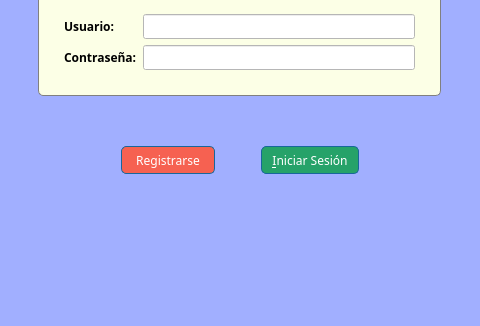
First picture: the form in iniciodesesion.ui, repository JuanFraDev/ProyectoFinal_POO, before the edit; both pictures show x 183 to 663 and y 243 to 569 of the 845 by 569 pixel window.
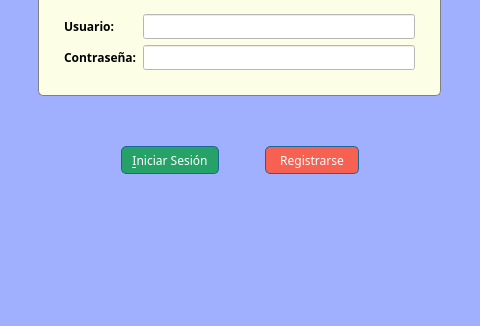
Second picture: the form after the edit.

Patch:
```diff
--- a/iniciodesesion.ui
+++ b/iniciodesesion.ui
@@ -311,10 +311,10 @@
       </spacer>
      </item>
      <item>
-      <widget class="QPushButton" name="btn_regis">
+      <widget class="QPushButton" name="btn_ini">
        <property name="minimumSize">
         <size>
-         <width>94</width>
+         <width>98</width>
          <height>28</height>
         </size>
        </property>
@@ -326,11 +326,11 @@
        <property name="styleSheet">
         <string notr="true">border: 1px solid rgb(24, 103, 155);
 border-radius: 5px;
-background-color: rgb(246, 97, 81);
+background-color: rgb(38, 162, 105);
 color: white;</string>
        </property>
        <property name="text">
-        <string>Registrarse</string>
+        <string notr="true">&amp;Iniciar Sesión</string>
        </property>
       </widget>
      </item>
@@ -351,10 +351,10 @@
       </spacer>
      </item>
      <item>
-      <widget class="QPushButton" name="btn_ini">
+      <widget class="QPushButton" name="btn_regis">
        <property name="minimumSize">
         <size>
-         <width>98</width>
+         <width>94</width>
          <height>28</height>
         </size>
        </property>
@@ -366,11 +366,11 @@
        <property name="styleSheet">
         <string notr="true">border: 1px solid rgb(24, 103, 155);
 border-radius: 5px;
-background-color: rgb(38, 162, 105);
+background-color: rgb(246, 97, 81);
 color: white;</string>
        </property>
        <property name="text">
-        <string notr="true">&amp;Iniciar Sesión</string>
+        <string>Registrarse</string>
        </property>
       </widget>
      </item>
```
